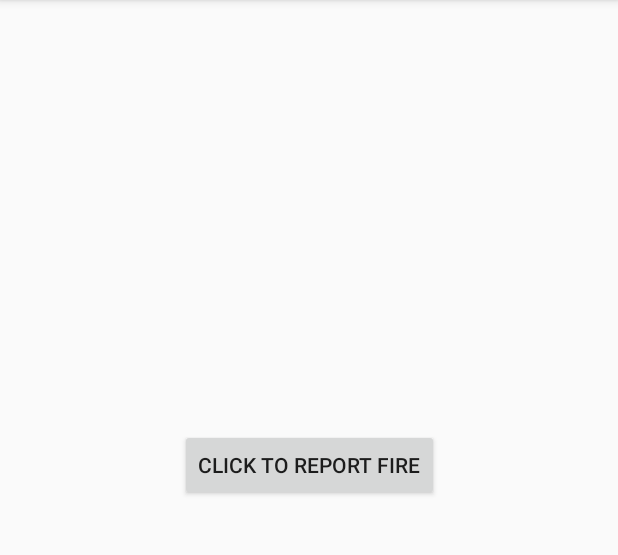
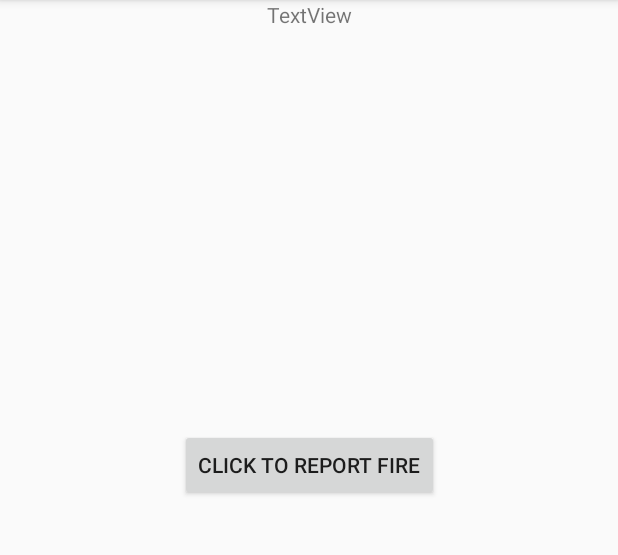
Before and after one commit to melifas/DisasterFasoulisProject, an Android app: the FireActivity screen opened directly, with no data from a screen before it, on a phone screen of 412 x 824 dp, the part 84-639 px from its top. Run offline under Robolectric (Android 15) with nearby library versions, the phone set to English and light mode, and no system bars; our stand-ins replace Firebase (no records; nobody signed in at launch, a user with empty details on screens opened directly).

Commit message:
fire activity modifications

```diff
--- a/app/src/main/java/com/example/disasterfasoulisproject/FireActivity.java
+++ b/app/src/main/java/com/example/disasterfasoulisproject/FireActivity.java
@@ -12,6 +12,7 @@ import android.location.LocationListener;
 import android.location.LocationManager;
 import android.os.Bundle;
 import android.widget.Button;
+import android.widget.TextView;
 import android.widget.Toast;
 
 import com.google.firebase.auth.FirebaseAuth;
@@ -21,6 +22,7 @@ import com.google.firebase.database.FirebaseDatabase;
 public class FireActivity extends AppCompatActivity implements FirebaseAuth.AuthStateListener,LocationListener {
 
     private static  final int REQ_CODE = 10;
+    TextView txtfire;
     Button btnFireMessage;
     LocationManager locationManager;
     LocationListener locationListener;
@@ -33,6 +35,7 @@ public class FireActivity extends AppCompatActivity implements FirebaseAuth.Auth
         super.onCreate(savedInstanceState);
         setContentView(R.layout.activity_fire);
         btnFireMessage = findViewById(R.id.btnSentFireMessage);
+        txtfire = findViewById(R.id.txtFire);
 
         myauth = FirebaseAuth.getInstance();
         database = FirebaseDatabase.getInstance();
@@ -51,7 +54,7 @@ public class FireActivity extends AppCompatActivity implements FirebaseAuth.Auth
         if (ActivityCompat.checkSelfPermission(this, Manifest.permission.ACCESS_FINE_LOCATION) != PackageManager.PERMISSION_GRANTED ) {
             ActivityCompat.requestPermissions(this, new String[]{Manifest.permission.ACCESS_FINE_LOCATION}, REQ_CODE);
         } else {
-            locationManager.requestLocationUpdates(LocationManager.GPS_PROVIDER, 3000, 3, this);
+            locationManager.requestLocationUpdates(LocationManager.GPS_PROVIDER, 0, 0, this);
             Toast.makeText(this, "Location already granted", Toast.LENGTH_SHORT).show();
         }
     }
@@ -64,7 +67,7 @@ public class FireActivity extends AppCompatActivity implements FirebaseAuth.Auth
 
         if (requestCode==REQ_CODE && grantResults.length>0 && grantResults[0] == PackageManager.PERMISSION_GRANTED){
             if (ContextCompat.checkSelfPermission(this,Manifest.permission.ACCESS_FINE_LOCATION)== PackageManager.PERMISSION_GRANTED){
-                locationManager.requestLocationUpdates(LocationManager.GPS_PROVIDER, 3000, 3, this);
+                locationManager.requestLocationUpdates(LocationManager.GPS_PROVIDER, 0, 0, this);
             }
         }else {
             Toast.makeText(this, "I need it", Toast.LENGTH_SHORT).show();
@@ -73,6 +76,13 @@ public class FireActivity extends AppCompatActivity implements FirebaseAuth.Auth
 
     @Override
     public void onLocationChanged(Location location) {
+
+        if (location==null){
+            txtfire.setText("Unable to Load Location. Please try again later");
+        }
+        else {
+            txtfire.setText("Βρίσκομαι στην τοποθεσία με γεωγραφικό μήκος : " + location.getLatitude() + "και γεωγραφικό πλάτος :  " + location.getLatitude() + " και παρατηρώ μια πυρκαϊά");
+        }
 
     }
 
--- a/app/src/main/res/layout/activity_fire.xml
+++ b/app/src/main/res/layout/activity_fire.xml
@@ -15,4 +15,13 @@
         app:layout_constraintEnd_toEndOf="parent"
         app:layout_constraintStart_toStartOf="parent"
         app:layout_constraintTop_toTopOf="parent" />
+
+    <TextView
+        android:id="@+id/txtFire"
+        android:layout_width="wrap_content"
+        android:layout_height="wrap_content"
+        android:text="TextView"
+        app:layout_constraintEnd_toEndOf="parent"
+        app:layout_constraintStart_toStartOf="parent"
+        tools:layout_editor_absoluteY="93dp" />
 </androidx.constraintlayout.widget.ConstraintLayout>
```
